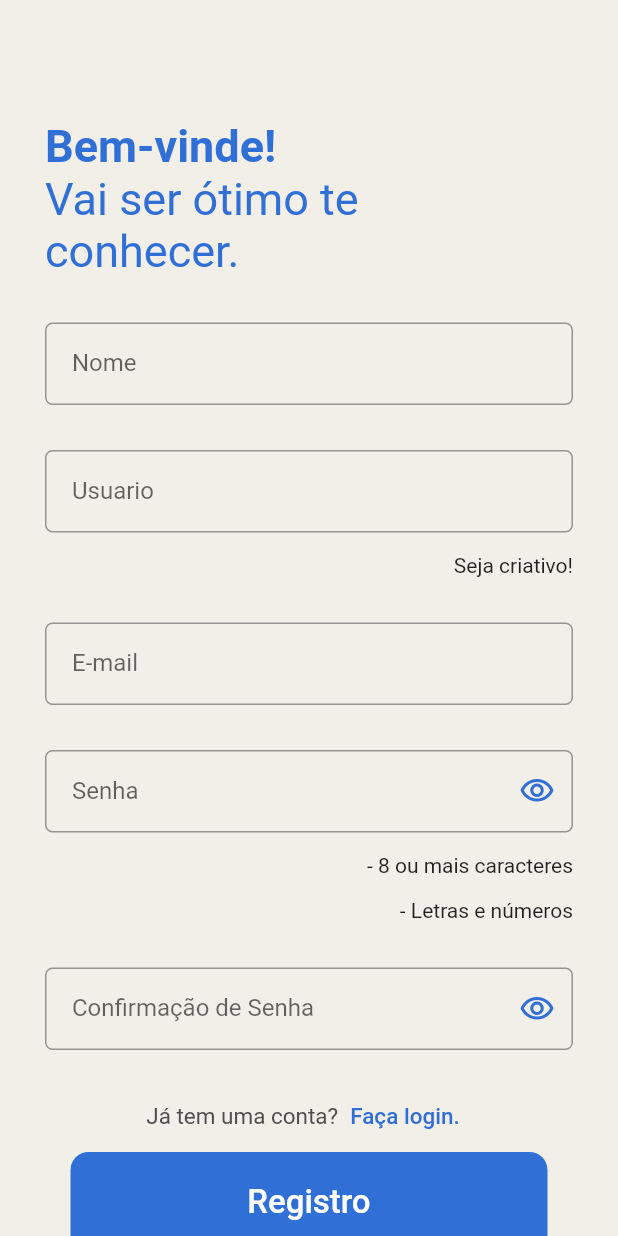
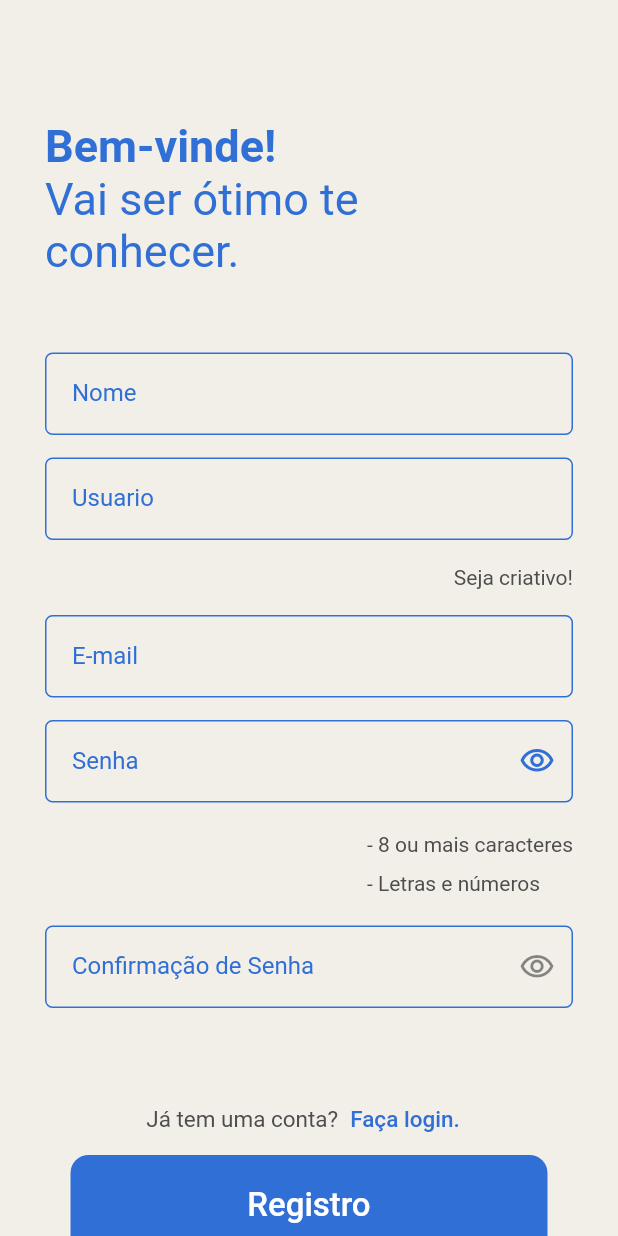
Before and after one commit to RicMerces/TaskzyChallenge, a Flutter app: the Registro screen opened directly, on a phone screen of 412 x 824 dp. Run offline on Flutter 3.47's test engine with Material 2 defaults, Android fonts, the phone set to English and light mode, and no system bars.

Commit message:
Registro clean

```diff
--- a/taskzy/lib/main.dart
+++ b/taskzy/lib/main.dart
@@ -1,5 +1,6 @@
 import 'package:flutter/material.dart';
 import 'package:taskzy/pages/Home.dart';
+import 'package:taskzy/pages/Registro.dart';
 import 'package:taskzy/pages/Start.dart';
 import 'package:taskzy/pages/onBoarding.dart';
 import 'pages/splash.dart';
@@ -13,7 +14,7 @@ class MyApp extends StatelessWidget {
   Widget build(BuildContext context) {
     return MaterialApp(
       debugShowCheckedModeBanner: false,
-      home: Home(),
+      home: Registro(),
     );
   }
 }
--- a/taskzy/lib/pages/Registro.dart
+++ b/taskzy/lib/pages/Registro.dart
@@ -18,11 +18,6 @@ class _RegistroState extends State<Registro> {
           padding: EdgeInsets.only(top: 20, left: 30, right: 30),
           child: Column(
             children: [
-                Row(
-                    //icon
-                    ),
-                Column(
-                  children: [
               Padding(
                 padding: EdgeInsets.only(top: 60, right: 30),
                 child: RichText(
@@ -40,63 +35,99 @@ class _RegistroState extends State<Registro> {
                           fontWeight: FontWeight.normal,
                         ),
                       ),
-                            ]),
-                      ),
-                    )
                     ],
                   ),
-                Column(
-                  children: [
-                    Padding(
-                      padding: EdgeInsets.only(top: 30),
-                      child: TextField(
+                ),
+              ),
+              SizedBox(height: 50),
+              TextField(
                 keyboardType: TextInputType.text,
                 decoration: InputDecoration(
                   labelText: 'Nome',
                   contentPadding: EdgeInsets.all(18),
                   border: OutlineInputBorder(
+                    borderSide:
+                        const BorderSide(width: 0, color: Color(0xff306FD5)),
+                    borderRadius: BorderRadius.circular(5),
+                  ),
+                  enabledBorder: OutlineInputBorder(
                     borderSide: const BorderSide(
-                                    width: 0, color: Color(0xff306FD5)),
-                                borderRadius: BorderRadius.circular(5))),
+                      width: 1,
+                      color: Color(0xff306FD5),
+                    ),
+                    borderRadius: BorderRadius.circular(5),
+                  ),
+                  labelStyle: TextStyle(
+                    color: Color(0xff306FD5),
                   ),
                 ),
-                    Padding(
-                      padding: EdgeInsets.only(top: 30),
-                      child: TextField(
+              ),
+              SizedBox(height: 15),
+              TextField(
                 keyboardType: TextInputType.text,
                 decoration: InputDecoration(
                   labelText: 'Usuario',
                   contentPadding: EdgeInsets.all(18),
                   border: OutlineInputBorder(
                     borderSide: const BorderSide(
-                                    width: 3, color: Color(0xff306FD5)),
-                                borderRadius: BorderRadius.circular(5))),
+                      width: 3,
+                      color: Color(0xff306FD5),
+                    ),
+                    borderRadius: BorderRadius.circular(5),
+                  ),
+                  enabledBorder: OutlineInputBorder(
+                    borderSide: const BorderSide(
+                      width: 1,
+                      color: Color(0xff306FD5),
+                    ),
+                    borderRadius: BorderRadius.circular(5),
+                  ),
+                  labelStyle: TextStyle(
+                    color: Color(0xff306FD5),
                   ),
                 ),
-                    Row(mainAxisAlignment: MainAxisAlignment.end, children: [
-                      Padding(
-                        padding: EdgeInsets.only(top: 14),
-                        child: Text(
+              ),
+              SizedBox(height: 10),
+              Row(
+                mainAxisAlignment: MainAxisAlignment.end,
+                children: const [
+                  SizedBox(height: 30),
+                  Text(
                     'Seja criativo!',
+                    style: TextStyle(
+                      color: Color(0xff4D4D4D),
                     ),
                   ),
-                    ]),
-                    Padding(
-                      padding: EdgeInsets.only(top: 30),
-                      child: TextField(
+                  SizedBox(height: 30),
+                ],
+              ),
+              SizedBox(height: 10),
+              TextField(
                 keyboardType: TextInputType.text,
                 decoration: InputDecoration(
                   labelText: 'E-mail',
                   contentPadding: EdgeInsets.all(18),
                   border: OutlineInputBorder(
                     borderSide: const BorderSide(
-                                    width: 3, color: Color(0xff306FD5)),
-                                borderRadius: BorderRadius.circular(5))),
+                      width: 3,
+                      color: Color(0xff306FD5),
+                    ),
+                    borderRadius: BorderRadius.circular(5),
+                  ),
+                  enabledBorder: OutlineInputBorder(
+                    borderSide: const BorderSide(
+                      width: 1,
+                      color: Color(0xff306FD5),
+                    ),
+                    borderRadius: BorderRadius.circular(5),
+                  ),
+                  labelStyle: TextStyle(
+                    color: Color(0xff306FD5),
                   ),
                 ),
-                    Padding(
-                      padding: EdgeInsets.only(top: 30),
-                      child: TextField(
+              ),
+              SizedBox(height: 15),
+              TextField(
                 obscureText: _isObscure,
                 keyboardType: TextInputType.text,
                 decoration: InputDecoration(
@@ -108,67 +139,104 @@ class _RegistroState extends State<Registro> {
                         : Icons.visibility_off_outlined),
                     color: Color(0xff306FD5),
                     onPressed: () {
-                                  setState(() {
+                      setState(
+                        () {
                           _isObscure = !_isObscure;
-                                  });
-                                }),
+                        },
+                      );
+                    },
+                  ),
                   border: OutlineInputBorder(
                     borderSide: const BorderSide(
-                                    width: 3, color: Color(0xff306FD5)),
-                                borderRadius: BorderRadius.circular(5))),
+                      width: 1,
+                      color: Color(0xff306FD5),
+                    ),
+                    borderRadius: BorderRadius.circular(5),
+                  ),
+                  enabledBorder: OutlineInputBorder(
+                    borderSide: const BorderSide(
+                      width: 1,
+                      color: Color(0xff306FD5),
+                    ),
+                    borderRadius: BorderRadius.circular(5),
+                  ),
+                  labelStyle: TextStyle(
+                    color: Color(0xff306FD5),
                   ),
                 ),
-                    Row(mainAxisAlignment: MainAxisAlignment.end, children: [
-                      Padding(
-                        padding: EdgeInsets.only(top: 14),
-                        child: Text(
+              ),
+              SizedBox(height: 10),
+              Row(
+                mainAxisAlignment: MainAxisAlignment.end,
+                children: [
+                  Column(
+                    mainAxisAlignment: MainAxisAlignment.end,
+                    crossAxisAlignment: CrossAxisAlignment.start,
+                    children: const [
+                      SizedBox(height: 10),
+                      Text(
                         '- 8 ou mais caracteres',
+                        style: TextStyle(
+                          color: Color(0xff4D4D4D),
                         ),
                       ),
-                    ]),
-                    Row(mainAxisAlignment: MainAxisAlignment.end, children: [
-                      Padding(
-                        padding: EdgeInsets.only(top: 14),
-                        child: Text(
+                      SizedBox(height: 10),
+                      Text(
                         '- Letras e números',
+                        style: TextStyle(
+                          color: Color(0xff4D4D4D),
                         ),
                       ),
-                    ]),
-                    Padding(
-                      padding: EdgeInsets.only(top: 30),
-                      child: TextField(
+                      SizedBox(height: 10),
+                    ],
+                  ),
+                ],
+              ),
+              SizedBox(height: 10),
+              TextField(
                 obscureText: _isObscure,
                 keyboardType: TextInputType.text,
                 decoration: InputDecoration(
                   labelText: 'Confirmação de Senha',
+                  labelStyle: TextStyle(
+                    color: Color(0xff306FD5),
+                  ),
                   contentPadding: EdgeInsets.all(18),
                   suffixIcon: IconButton(
                     icon: Icon(_isObscure
                         ? Icons.visibility_outlined
                         : Icons.visibility_off_outlined),
-                                color: Color(0xff306FD5),
                     onPressed: () {
-                                  setState(() {
+                      setState(
+                        () {
                           _isObscure = !_isObscure;
-                                  });
-                                }),
+                        },
+                      );
+                    },
+                  ),
                   border: OutlineInputBorder(
                     borderSide: const BorderSide(
-                                  width: 3, color: Color(0xff306FD5)),
+                      width: 1,
+                      color: Color(0xff306FD5),
+                    ),
                     borderRadius: BorderRadius.circular(5),
-                            )),
+                  ),
+                  enabledBorder: OutlineInputBorder(
+                    borderSide: const BorderSide(
+                      width: 1,
+                      color: Color(0xff306FD5),
+                    ),
+                    borderRadius: BorderRadius.circular(5),
                   ),
                 ),
-                    Column(children: [
-                      Padding(
-                        padding: EdgeInsets.only(top: 20),
-                        child: Row(
+              ),
+              SizedBox(height: 50),
+              Row(
                 mainAxisAlignment: MainAxisAlignment.center,
                 children: [
                   const Text(
                     'Já tem uma conta?',
-                              style: TextStyle(
-                                  color: Color(0xff4D4D4D), fontSize: 15),
+                    style: TextStyle(color: Color(0xff4D4D4D), fontSize: 15),
                   ),
                   TextButton(
                     onPressed: () {},
@@ -178,9 +246,9 @@ class _RegistroState extends State<Registro> {
                         color: Color(0xff306FD5),
                         fontSize: 15,
                       ),
-                                ))
+                    ),
+                  )
                 ],
-                        ),
               ),
               Padding(
                 padding: EdgeInsets.only(bottom: 40),
@@ -201,13 +269,11 @@ class _RegistroState extends State<Registro> {
                     ),
                   ),
                 ),
-                      )
-                    ])
-                  ],
               ),
             ],
           ),
         ),
-        ));
+      ),
+    );
   }
 }
```
Lines whose indentation alone changed are shown as unchanged.
